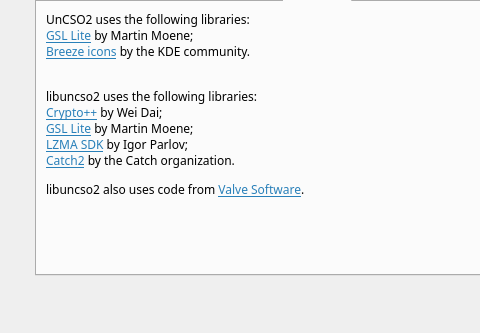
First picture: the form in resources/layouts/aboutdialog.ui, repository harmonytf/UnCSO2, before the edit; both pictures show x 0 to 480 and y 133 to 466 of the 854 by 466 pixel window.
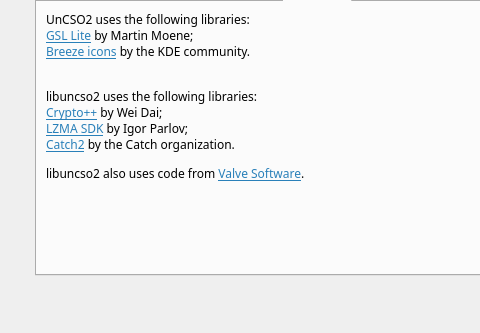
Second picture: the form after the edit. The open tabs and pages were chosen to show the change. Icons and pictures are not drawn.

Commit message: update gsl-lite, remove text about gsl-lite in libuncso2

```diff
--- a/resources/layouts/aboutdialog.ui
+++ b/resources/layouts/aboutdialog.ui
@@ -262,7 +262,7 @@
                  </font>
                 </property>
                 <property name="text">
-                 <string>&lt;html&gt;&lt;head/&gt;&lt;body&gt;&lt;p&gt;&lt;span style=&quot; font-family:'Hack';&quot;&gt;UnCSO2&lt;/span&gt; uses the following libraries:&lt;br/&gt;&lt;a href=&quot;https://github.com/martinmoene/gsl-lite&quot;&gt;&lt;span style=&quot; text-decoration: underline; color:#2980b9;&quot;&gt;GSL Lite&lt;/span&gt;&lt;/a&gt; by Martin Moene;&lt;br/&gt;&lt;a href=&quot;https://cgit.kde.org/breeze-icons.git/&quot;&gt;&lt;span style=&quot; text-decoration: underline; color:#2980b9;&quot;&gt;Breeze icons&lt;/span&gt;&lt;/a&gt; by the KDE community.&lt;br/&gt;&lt;/p&gt;&lt;p&gt;&lt;span style=&quot; font-family:'Hack';&quot;&gt;libuncso2&lt;/span&gt; uses the following libraries:&lt;br/&gt;&lt;a href=&quot;https://www.cryptopp.com/&quot;&gt;&lt;span style=&quot; text-decoration: underline; color:#2980b9;&quot;&gt;Crypto++&lt;/span&gt;&lt;/a&gt; by Wei Dai;&lt;br/&gt;&lt;a href=&quot;https://github.com/martinmoene/gsl-lite&quot;&gt;&lt;span style=&quot; text-decoration: underline; color:#2980b9;&quot;&gt;GSL Lite&lt;/span&gt;&lt;/a&gt; by Martin Moene;&lt;br/&gt;&lt;a href=&quot;https://www.7-zip.org/sdk.html&quot;&gt;&lt;span style=&quot; text-decoration: underline; color:#2980b9;&quot;&gt;LZMA SDK&lt;/span&gt;&lt;/a&gt; by Igor Parlov;&lt;br/&gt;&lt;a href=&quot;https://github.com/catchorg/Catch2&quot;&gt;&lt;span style=&quot; text-decoration: underline; color:#2980b9;&quot;&gt;Catch2&lt;/span&gt;&lt;/a&gt; by the Catch organization.&lt;/p&gt;&lt;p&gt;&lt;span style=&quot; font-family:'Hack';&quot;&gt;libuncso2&lt;/span&gt; also uses code from &lt;a href=&quot;https://github.com/ValveSoftware/source-sdk-2013&quot;&gt;&lt;span style=&quot; text-decoration: underline; color:#2980b9;&quot;&gt;Valve Software&lt;/span&gt;&lt;/a&gt;.&lt;br/&gt;&lt;/p&gt;&lt;/body&gt;&lt;/html&gt;</string>
+                 <string>&lt;html&gt;&lt;head/&gt;&lt;body&gt;&lt;p&gt;&lt;span style=&quot; font-family:'Hack';&quot;&gt;UnCSO2&lt;/span&gt; uses the following libraries:&lt;br/&gt;&lt;a href=&quot;https://github.com/martinmoene/gsl-lite&quot;&gt;&lt;span style=&quot; text-decoration: underline; color:#2980b9;&quot;&gt;GSL Lite&lt;/span&gt;&lt;/a&gt; by Martin Moene;&lt;br/&gt;&lt;a href=&quot;https://cgit.kde.org/breeze-icons.git/&quot;&gt;&lt;span style=&quot; text-decoration: underline; color:#2980b9;&quot;&gt;Breeze icons&lt;/span&gt;&lt;/a&gt; by the KDE community.&lt;br/&gt;&lt;/p&gt;&lt;p&gt;&lt;span style=&quot; font-family:'Hack';&quot;&gt;libuncso2&lt;/span&gt; uses the following libraries:&lt;br/&gt;&lt;a href=&quot;https://www.cryptopp.com/&quot;&gt;&lt;span style=&quot; text-decoration: underline; color:#2980b9;&quot;&gt;Crypto++&lt;/span&gt;&lt;/a&gt; by Wei Dai;&lt;br/&gt;&lt;a href=&quot;https://www.7-zip.org/sdk.html&quot;&gt;&lt;span style=&quot; text-decoration: underline; color:#2980b9;&quot;&gt;LZMA SDK&lt;/span&gt;&lt;/a&gt; by Igor Parlov;&lt;br/&gt;&lt;a href=&quot;https://github.com/catchorg/Catch2&quot;&gt;&lt;span style=&quot; text-decoration: underline; color:#2980b9;&quot;&gt;Catch2&lt;/span&gt;&lt;/a&gt; by the Catch organization.&lt;/p&gt;&lt;p&gt;&lt;span style=&quot; font-family:'Hack';&quot;&gt;libuncso2&lt;/span&gt; also uses code from &lt;a href=&quot;https://github.com/ValveSoftware/source-sdk-2013&quot;&gt;&lt;span style=&quot; text-decoration: underline; color:#2980b9;&quot;&gt;Valve Software&lt;/span&gt;&lt;/a&gt;.&lt;br/&gt;&lt;/p&gt;&lt;/body&gt;&lt;/html&gt;</string>
                 </property>
                 <property name="textFormat">
                  <enum>Qt::TextFormat::RichText</enum>
```
